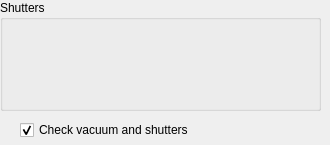
First picture: the form in isstools/ui/ui_info_shutters.ui, repository NSLS-II-ISS/isstools, before the edit.
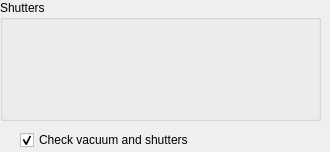
Second picture: the form after the edit.

```diff
--- a/isstools/ui/ui_info_shutters.ui
+++ b/isstools/ui/ui_info_shutters.ui
@@ -7,7 +7,7 @@
     <x>0</x>
     <y>0</y>
     <width>330</width>
-    <height>145</height>
+    <height>152</height>
    </rect>
   </property>
   <property name="windowTitle">
@@ -19,7 +19,7 @@
      <x>0</x>
      <y>0</y>
      <width>321</width>
-     <height>111</height>
+     <height>121</height>
     </rect>
    </property>
    <property name="sizePolicy">
@@ -69,7 +69,7 @@
    <property name="geometry">
     <rect>
      <x>20</x>
-     <y>120</y>
+     <y>130</y>
      <width>211</width>
      <height>20</height>
     </rect>
```
